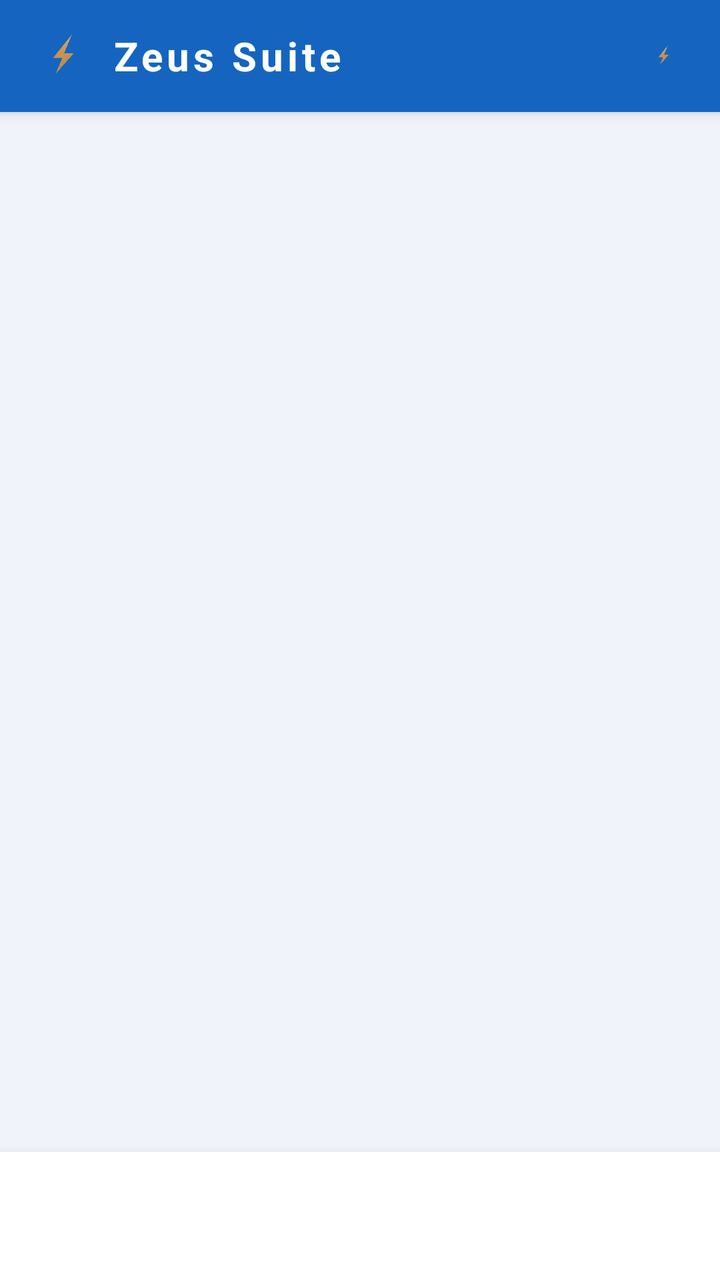
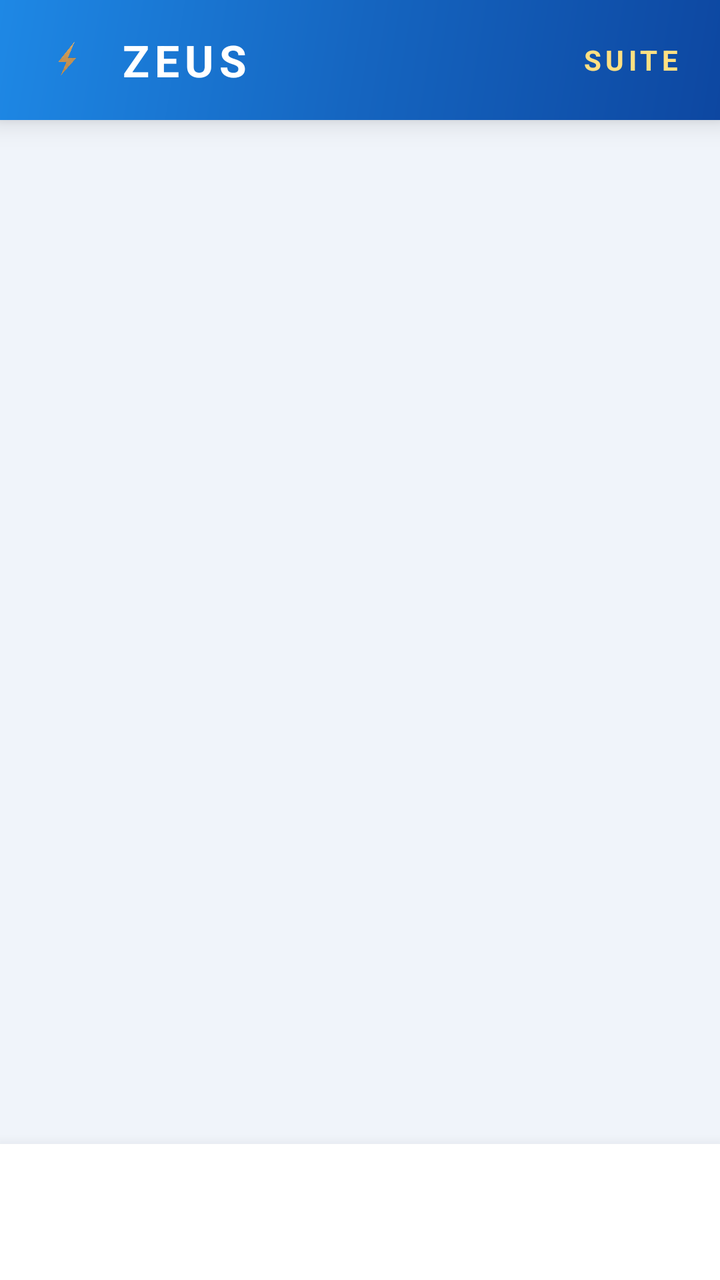

Compare the two renders of this Android layout. The source of the first and the diff that turns it into the second are given below.
<!-- AndroidManifest.xml: application theme Theme.Zeus -->
<!-- res/layout/activity_main.xml -->
<?xml version="1.0" encoding="utf-8"?>
<LinearLayout xmlns:android="http://schemas.android.com/apk/res/android"
    xmlns:app="http://schemas.android.com/apk/res-auto"
    android:layout_width="match_parent"
    android:layout_height="match_parent"
    android:orientation="vertical"
    android:background="@color/zeus_background">

    
    <LinearLayout
        android:layout_width="match_parent"
        android:layout_height="56dp"
        android:background="@color/zeus_primary"
        android:gravity="center_vertical"
        android:paddingHorizontal="@dimen/margin_medium"
        android:elevation="4dp">

        <ImageView
            android:layout_width="32dp"
            android:layout_height="32dp"
            android:src="@drawable/ic_zeus_bolt"
            android:contentDescription="@string/cd_bolt"
            android:layout_marginEnd="@dimen/margin_small" />

        <TextView
            android:layout_width="0dp"
            android:layout_height="wrap_content"
            android:layout_weight="1"
            android:text="@string/app_name"
            android:textColor="@color/white"
            android:textSize="20sp"
            android:textStyle="bold"
            android:letterSpacing="0.1" />

        <ImageView
            android:id="@+id/btnSettings"
            android:layout_width="24dp"
            android:layout_height="24dp"
            android:src="@drawable/ic_zeus_bolt"
            android:contentDescription="Configuracion"
            android:padding="4dp"
            android:background="?attr/selectableItemBackgroundBorderless" />

    </LinearLayout>

    
    <androidx.viewpager2.widget.ViewPager2
        android:id="@+id/viewPager"
        android:layout_width="match_parent"
        android:layout_height="0dp"
        android:layout_weight="1"
        android:orientation="horizontal" />

    
    <com.google.android.material.tabs.TabLayout
        android:id="@+id/tabLayout"
        android:layout_width="match_parent"
        android:layout_height="@dimen/tab_height"
        android:background="@color/zeus_surface"
        android:elevation="8dp"
        app:tabMode="fixed"
        app:tabGravity="fill"
        app:tabIndicatorColor="@color/tab_indicator"
        app:tabIndicatorHeight="@dimen/tab_indicator_height"
        app:tabSelectedTextColor="@color/tab_selected"
        app:tabTextColor="@color/tab_unselected"
        app:tabIconTint="@color/tab_icon_color"
        app:tabRippleColor="@color/zeus_primary_light"
        app:tabPaddingStart="@dimen/padding_small"
        app:tabPaddingEnd="@dimen/padding_small" />

</LinearLayout>
<!-- resources referenced by this layout -->
<resources>
  <color name="tab_icon_color">#1565C0</color>
  <color name="tab_indicator">#FFD600</color>
  <color name="tab_selected">#1565C0</color>
  <color name="tab_unselected">#90CAF9</color>
  <color name="white">#FFFFFF</color>
  <color name="zeus_background">#F0F4FA</color>
  <color name="zeus_primary">#1565C0</color>
  <color name="zeus_primary_light">#1E88E5</color>
  <color name="zeus_surface">#FFFFFF</color>
  <dimen name="margin_medium">16dp</dimen>
  <dimen name="margin_small">8dp</dimen>
  <dimen name="padding_small">8dp</dimen>
  <dimen name="tab_height">64dp</dimen>
  <dimen name="tab_indicator_height">3dp</dimen>
  <string name="app_name">Zeus Suite</string>
  <string name="cd_bolt">Rayo de Zeus</string>
  <color name="zeus_primary_dark">#0D47A1</color>
  <color name="zeus_bolt">#FFD600</color>
  <color name="zeus_bolt_light">#FFE082</color>
  <color name="black">#000000</color>
  <color name="zeus_text_primary">#1A237E</color>
  <color name="zeus_text_secondary">#5C6BC0</color>
  <color name="zeus_text_hint">#90CAF9</color>
  <style name="ZeusCard" parent="Widget.MaterialComponents.CardView">
          <item name="cardBackgroundColor">@color/zeus_card_background</item>
          <item name="cardCornerRadius">16dp</item>
          <item name="cardElevation">4dp</item>
          <item name="cardMaxElevation">8dp</item>
          <item name="strokeWidth">1dp</item>
          <item name="strokeColor">@color/zeus_primary_light</item>
          <item name="contentPadding">16dp</item>
      </style>
  <style name="ZeusTab" parent="Widget.MaterialComponents.TabLayout">
          <item name="tabBackground">@color/zeus_surface</item>
          <item name="tabTextColor">@color/tab_icon_color</item>
          <item name="tabIconTint">@color/tab_icon_color</item>
          <item name="tabIndicatorColor">@color/tab_indicator</item>
          <item name="tabIndicatorHeight">3dp</item>
          <item name="tabSelectedTextColor">@color/tab_selected</item>
          <item name="tabTextAppearance">@style/ZeusTabText</item>
      </style>
  <style name="ZeusBottomNav" parent="Widget.MaterialComponents.BottomNavigationView">
          <item name="android:background">@color/zeus_surface</item>
          <item name="itemTextColor">@color/tab_icon_color</item>
          <item name="itemIconTint">@color/tab_icon_color</item>
      </style>
  <color name="zeus_card_background">#FAFCFE</color>
  <style name="ZeusTabText" parent="TextAppearance.MaterialComponents.Button">
          <item name="android:textSize">12sp</item>
          <item name="android:textStyle">bold</item>
          <item name="android:letterSpacing">0.05</item>
      </style>
</resources>

<!-- the commit's change to res/layout/activity_main.xml (unified diff, before → after) -->
@@ -9,37 +9,36 @@
     
     <LinearLayout
         android:layout_width="match_parent"
-        android:layout_height="56dp"
-        android:background="@color/zeus_primary"
+        android:layout_height="60dp"
+        android:background="@drawable/gradient_background"
         android:gravity="center_vertical"
-        android:paddingHorizontal="@dimen/margin_medium"
-        android:elevation="4dp">
+        android:paddingHorizontal="20dp"
+        android:elevation="8dp">
 
         <ImageView
-            android:layout_width="32dp"
-            android:layout_height="32dp"
+            android:layout_width="28dp"
+            android:layout_height="28dp"
             android:src="@drawable/ic_zeus_bolt"
-            android:contentDescription="@string/cd_bolt"
-            android:layout_marginEnd="@dimen/margin_small" />
+            android:layout_marginEnd="12dp" />
 
         <TextView
             android:layout_width="0dp"
             android:layout_height="wrap_content"
             android:layout_weight="1"
-            android:text="@string/app_name"
-            android:textColor="@color/white"
-            android:textSize="20sp"
+            android:text="ZEUS"
+            android:textColor="#FFFFFF"
+            android:textSize="22sp"
             android:textStyle="bold"
-            android:letterSpacing="0.1" />
+            android:letterSpacing="0.12" />
 
-        <ImageView
-            android:id="@+id/btnSettings"
-            android:layout_width="24dp"
-            android:layout_height="24dp"
-            android:src="@drawable/ic_zeus_bolt"
-            android:contentDescription="Configuracion"
-            android:padding="4dp"
-            android:background="?attr/selectableItemBackgroundBorderless" />
+        <TextView
+            android:layout_width="wrap_content"
+            android:layout_height="wrap_content"
+            android:text="SUITE"
+            android:textColor="#FFE082"
+            android:textSize="14sp"
+            android:textStyle="bold"
+            android:letterSpacing="0.15" />
 
     </LinearLayout>
 
@@ -55,18 +54,18 @@
     <com.google.android.material.tabs.TabLayout
         android:id="@+id/tabLayout"
         android:layout_width="match_parent"
-        android:layout_height="@dimen/tab_height"
-        android:background="@color/zeus_surface"
-        android:elevation="8dp"
+        android:layout_height="68dp"
+        android:background="#FFFFFF"
+        android:elevation="12dp"
         app:tabMode="fixed"
         app:tabGravity="fill"
-        app:tabIndicatorColor="@color/tab_indicator"
-        app:tabIndicatorHeight="@dimen/tab_indicator_height"
-        app:tabSelectedTextColor="@color/tab_selected"
-        app:tabTextColor="@color/tab_unselected"
+        app:tabIndicatorColor="#FFD600"
+        app:tabIndicatorHeight="3dp"
+        app:tabSelectedTextColor="#1565C0"
+        app:tabTextColor="#90CAF9"
         app:tabIconTint="@color/tab_icon_color"
-        app:tabRippleColor="@color/zeus_primary_light"
-        app:tabPaddingStart="@dimen/padding_small"
-        app:tabPaddingEnd="@dimen/padding_small" />
+        app:tabRippleColor="#BBDEFB"
+        app:tabPaddingStart="8dp"
+        app:tabPaddingEnd="8dp" />
 
 </LinearLayout>
<!-- resource entries referenced after the edit -->
@@ -1,25 +1,25 @@
 <!-- resources referenced by this layout -->
 <resources>
   <color name="tab_icon_color">#1565C0</color>
-  <color name="tab_indicator">#FFD600</color>
-  <color name="tab_selected">#1565C0</color>
-  <color name="tab_unselected">#90CAF9</color>
+  <color name="zeus_background">#F0F4FA</color>
+  <!-- drawable gradient_background (drawable) -->
+  <?xml version="1.0" encoding="utf-8"?>
+  <shape xmlns:android="http://schemas.android.com/apk/res/android"
+      android:shape="rectangle">
+      <gradient
+          android:startColor="#0D47A1"
+          android:centerColor="#1565C0"
+          android:endColor="#1E88E5"
+          android:angle="135"
+          android:type="linear" />
+  </shape>
+  <color name="zeus_primary">#1565C0</color>
+  <color name="zeus_primary_dark">#0D47A1</color>
   <color name="white">#FFFFFF</color>
-  <color name="zeus_background">#F0F4FA</color>
-  <color name="zeus_primary">#1565C0</color>
-  <color name="zeus_primary_light">#1E88E5</color>
-  <color name="zeus_surface">#FFFFFF</color>
-  <dimen name="margin_medium">16dp</dimen>
-  <dimen name="margin_small">8dp</dimen>
-  <dimen name="padding_small">8dp</dimen>
-  <dimen name="tab_height">64dp</dimen>
-  <dimen name="tab_indicator_height">3dp</dimen>
-  <string name="app_name">Zeus Suite</string>
-  <string name="cd_bolt">Rayo de Zeus</string>
-  <color name="zeus_primary_dark">#0D47A1</color>
   <color name="zeus_bolt">#FFD600</color>
   <color name="zeus_bolt_light">#FFE082</color>
   <color name="black">#000000</color>
+  <color name="zeus_surface">#FFFFFF</color>
   <color name="zeus_text_primary">#1A237E</color>
   <color name="zeus_text_secondary">#5C6BC0</color>
   <color name="zeus_text_hint">#90CAF9</color>
@@ -47,6 +47,9 @@
           <item name="itemIconTint">@color/tab_icon_color</item>
       </style>
   <color name="zeus_card_background">#FAFCFE</color>
+  <color name="zeus_primary_light">#1E88E5</color>
+  <color name="tab_indicator">#FFD600</color>
+  <color name="tab_selected">#1565C0</color>
   <style name="ZeusTabText" parent="TextAppearance.MaterialComponents.Button">
           <item name="android:textSize">12sp</item>
           <item name="android:textStyle">bold</item>
